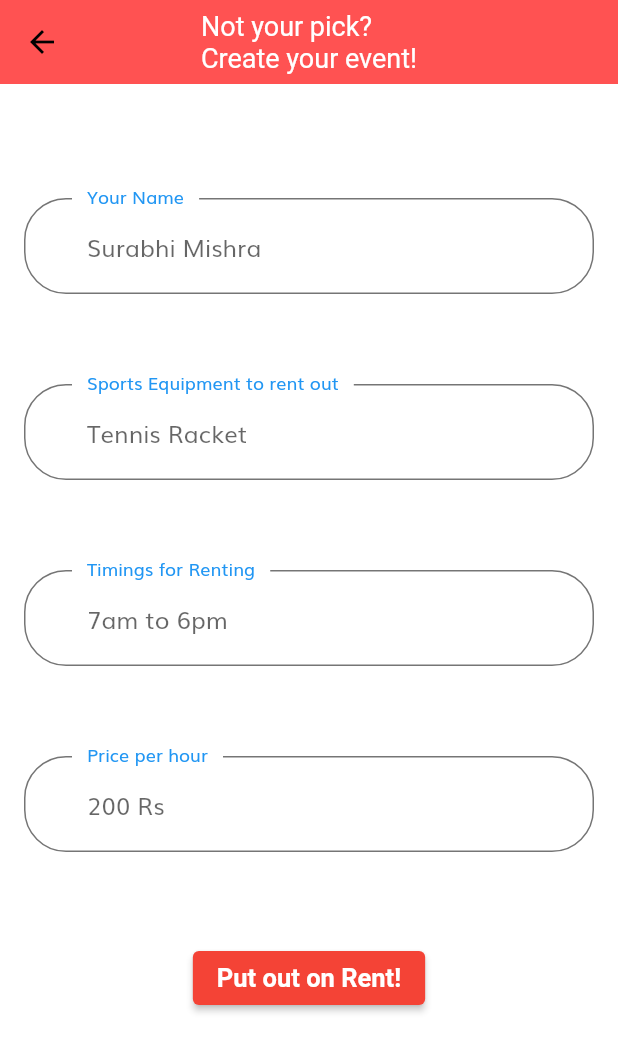
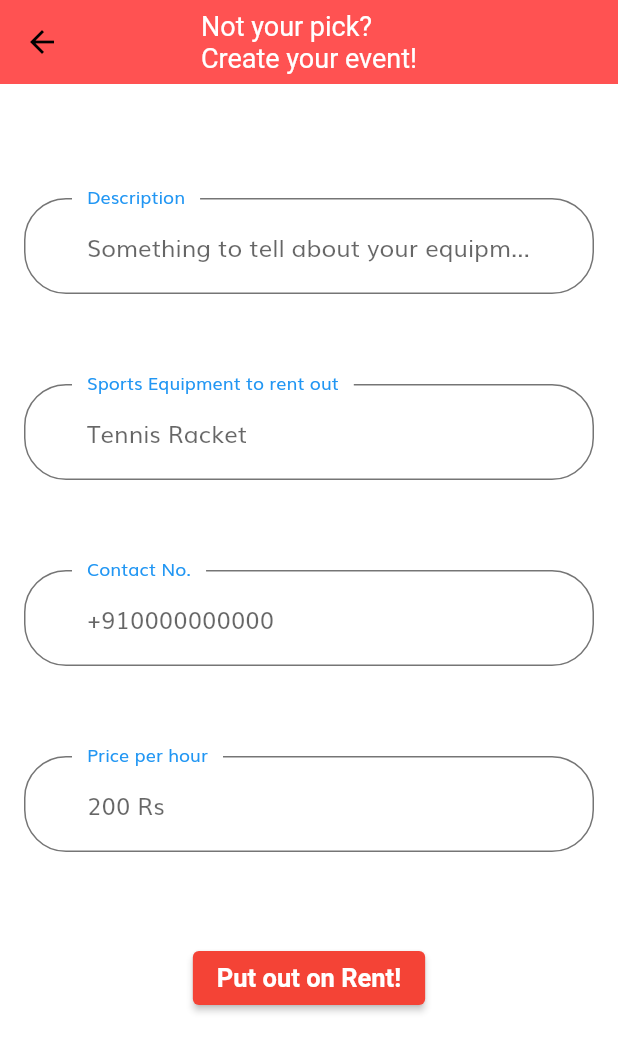
Before and after one commit to RGTechPro/SportyMe, a Flutter app: the RentOutForm screen opened by its route, on a phone screen of 412 x 824 dp. Shown: the top 1052 px of the screen. Run offline on Flutter 3.47's test engine with Material 2 defaults, Android fonts, the phone set to English and light mode, and no system bars; our stand-ins replace cloud_firestore, firebase_auth, firebase_core, flutter_svg, google_sign_in, smooth_page_indicator; accounts and stored records are empty.

Commit message:
rental form backend done

```diff
--- a/lib/firebase/make_rental.dart
+++ b/lib/firebase/make_rental.dart
@@ -3,10 +3,10 @@ import 'package:shop_app/firebase/user.dart';
 import 'package:shop_app/models/Profile.dart';
 import 'package:shop_app/models/RentCard.dart';
 
-class MakeEvents {
+class MakeRental {
 
 CollectionReference _collectionRef =
-    FirebaseFirestore.instance.collection('events');
+    FirebaseFirestore.instance.collection('rentals');
 
     Future<void> addRental(RentCard eCard) {
       // Call the user's CollectionReference to add a new user
--- a/lib/screens/forms/eventform.dart
+++ b/lib/screens/forms/eventform.dart
@@ -72,7 +72,7 @@ class EventForm extends StatelessWidget {
     Profile my = await GetProfile(FirebaseAuth.instance.currentUser!.uid).getProfile();
     EventCard card = EventCard(userprof: my, desc: _descController.text, venue: _elgController.text, sport: _nameController.text, time: _urlController.text, extratags: _tagsController.text);
     MakeEvents().addEvent(card).then((value) => print("Success!"));
-    // Navigator.of(context).pop();
+    Navigator.of(context).pop();
   }
 
   TextField _buildNameTextField() {
--- a/lib/screens/forms/rentoutform.dart
+++ b/lib/screens/forms/rentoutform.dart
@@ -1,4 +1,11 @@
+import 'package:firebase_auth/firebase_auth.dart';
 import 'package:flutter/material.dart';
+import 'package:shop_app/firebase/make_rental.dart';
+import 'package:shop_app/models/Profile.dart';
+import 'package:shop_app/models/RentCard.dart';
+import 'package:shop_app/screens/home/components/card.dart';
+
+import '../../firebase/user.dart';
 
 
 class RentOutForm extends StatelessWidget {
@@ -54,20 +61,24 @@ class RentOutForm extends StatelessWidget {
     );
   }
 
-  void _submit(BuildContext context) {
+  void _submit(BuildContext context) async {
     // opporValues.add(Opportunities(
     //     equipment: _nameController.text,
     //     url: 'https://' + _urlController.text,
     //     Owner: _deadlineController.text,
     //     equipment_availability: _elgController.text));
+    Profile my = await GetProfile(FirebaseAuth.instance.currentUser!.uid).getProfile();
+
+    RentCard rentalCard = RentCard(userprof: my, desc: _nameController.text, price: _deadlineController.text, contact: _elgController.text);
+    MakeRental().addRental(rentalCard).then((value) => print("Donee"));
     Navigator.of(context).pop();
   }
 
   TextField _buildNameTextField() {
     return TextField(
       decoration: InputDecoration(
-        labelText: 'Your Name',
-        hintText: 'Surabhi Mishra',
+        labelText: 'Description',
+        hintText: 'Something to tell about your equipment!',
         labelStyle: TextStyle(
           color: Colors.blue,
         ),
@@ -129,8 +140,8 @@ class RentOutForm extends StatelessWidget {
   TextField _buildEligibilityTextField() {
     return TextField(
       decoration: InputDecoration(
-        labelText: 'Timings for Renting',
-        hintText: '7am to 6pm',
+        labelText: 'Contact No.',
+        hintText: '+910000000000',
         labelStyle: TextStyle(
           color: Colors.blue,
         ),
```
